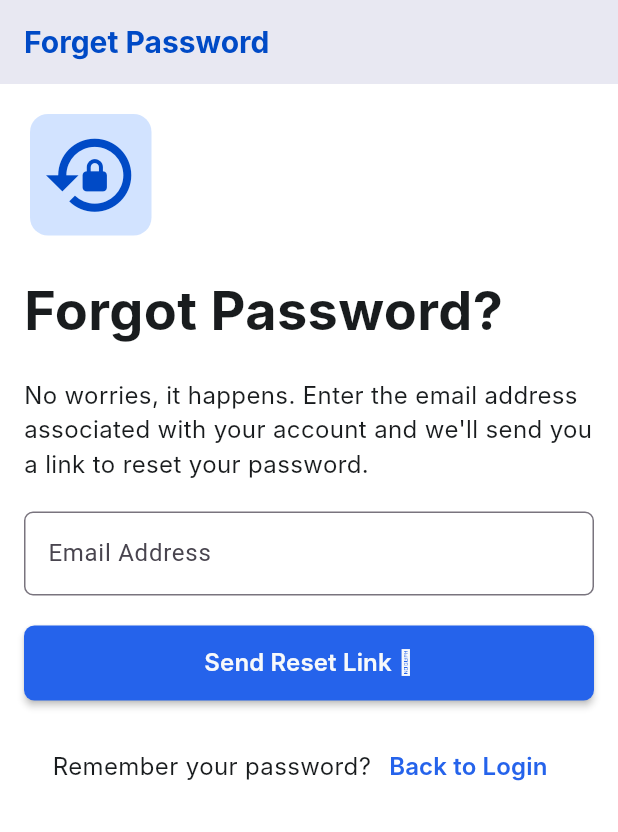
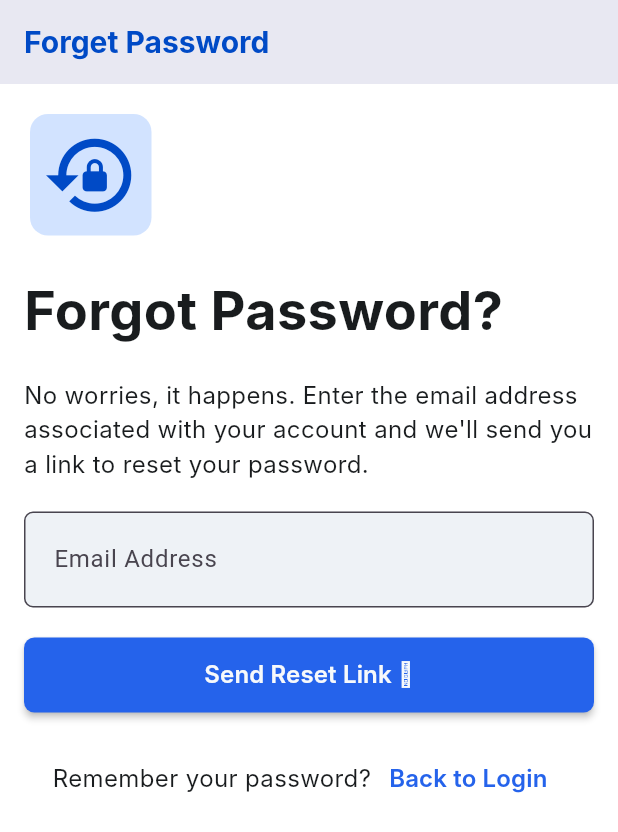
Before and after one commit to Mario-228/local_brand, a Flutter app: the ForgetPasswordView screen opened by its route, on a phone screen of 412 x 824 dp. Shown: the top 832 px of the screen. Run offline on Flutter 3.47's test engine with Material 3 defaults, Android fonts, the phone set to English and light mode, and no system bars; our stand-ins replace font_awesome_flutter, go_router; Roboto replaces fonts that are missing (Inter).

Commit message:
edit CustomTextFormField

```diff
--- a/lib/core/widgets/custom_text_form_field.dart
+++ b/lib/core/widgets/custom_text_form_field.dart
@@ -1,4 +1,5 @@
 import 'package:flutter/material.dart';
+import 'package:local_brand/core/utils/app_theme/app_theme_colors.dart';
 
 class CustomTextFormField extends StatelessWidget {
   const CustomTextFormField({
@@ -31,6 +32,11 @@ class CustomTextFormField extends StatelessWidget {
     obscureText: isPassword,
     keyboardType: type,
     decoration: InputDecoration(
+      contentPadding: const EdgeInsets.symmetric(horizontal: 16, vertical: 20),
+      filled: true,
+      fillColor: Theme.of(
+        context,
+      ).extension<AppThemeColors>()!.colors.surfaceVariant,
       border: const OutlineInputBorder(
         borderRadius: BorderRadius.all(Radius.circular(6.0)),
       ),
```
